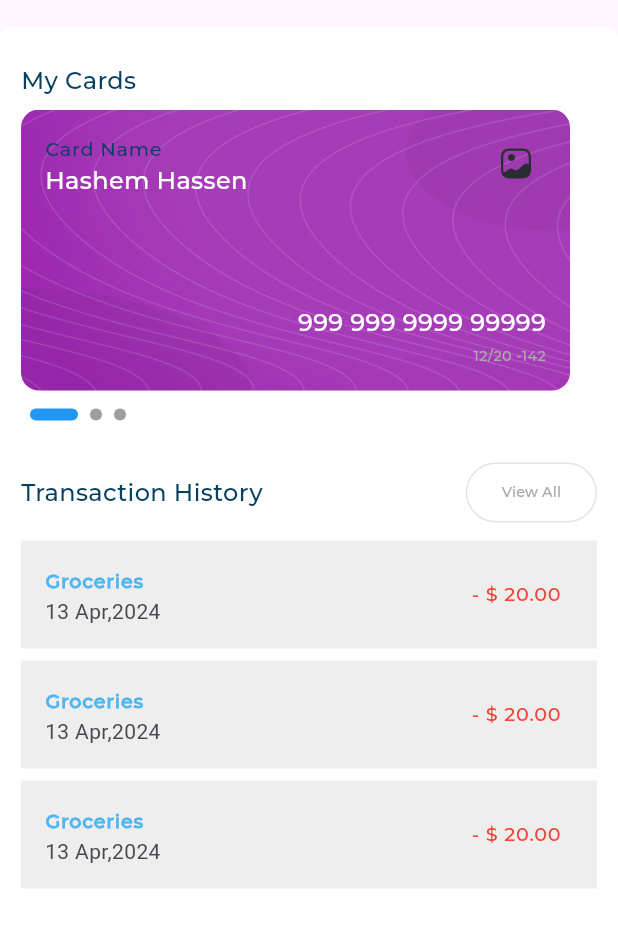
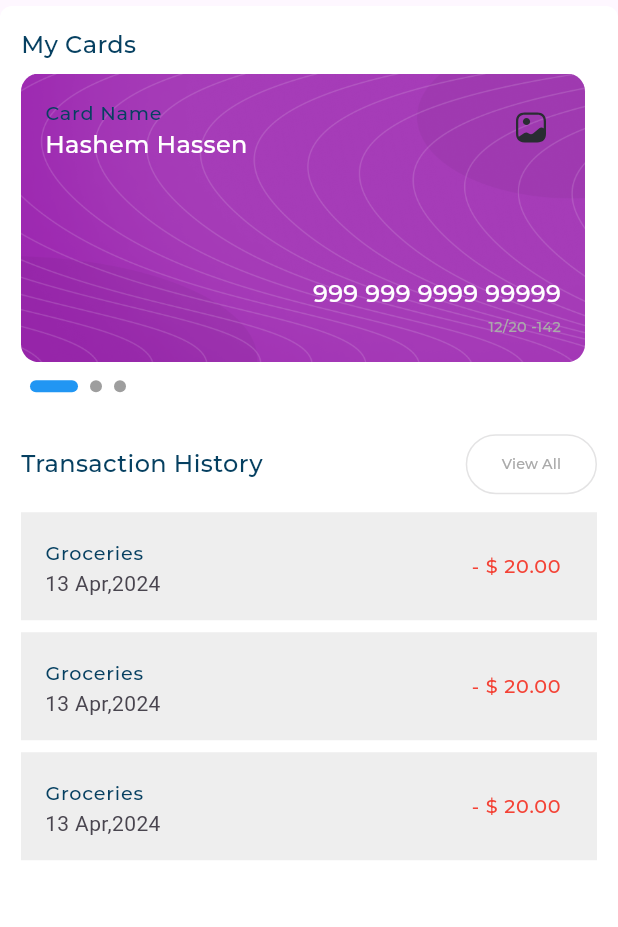
Before and after one commit to hashem2770/New-Responsive-Dashboard, a Flutter app: the MyCardsAndTransactionHistory widget shown alone on an empty page, opened directly, on a phone screen of 412 x 824 dp. Shown: the top 927 px of the screen. Run offline on Flutter 3.47's test engine with Material 3 defaults, Android fonts, the phone set to English and light mode, and no system bars; drawn by our look-alikes of expandable_page_view; our stand-ins replace flutter_svg; project files that could hold a hidden picture were left out.

Commit message:
light refactor

```diff
--- a/lib/views/my_cards_and_transaction_history.dart
+++ b/lib/views/my_cards_and_transaction_history.dart
@@ -11,7 +11,7 @@ class MyCardsAndTransactionHistory extends StatelessWidget {
   Widget build(BuildContext context) {
     return Expanded(
       child: Container(
-        margin: const EdgeInsets.only(top: 18),
+        margin: const EdgeInsets.only(top: 4),
         padding: const EdgeInsets.symmetric(horizontal: 14.0),
         decoration: BoxDecoration(
           color: Colors.white,
@@ -19,7 +19,7 @@ class MyCardsAndTransactionHistory extends StatelessWidget {
         ),
         child: const Column(
           children: [
-            SizedBox(height: 24),
+            SizedBox(height: 14),
             MyCardsSection(),
             SizedBox(height: 24),
             TransactionHistory(),
--- a/lib/views/widgets/all_expenses.dart
+++ b/lib/views/widgets/all_expenses.dart
@@ -10,7 +10,7 @@ class AllExpenses extends StatelessWidget {
   Widget build(BuildContext context) {
     return Container(
       padding: const EdgeInsets.symmetric(horizontal: 18),
-      margin: const EdgeInsets.only(top: 18),
+      margin: const EdgeInsets.only(top: 4),
       decoration: buildShapeDecoration(),
       child: const Column(
         children: [
--- a/lib/views/widgets/my_cards_page_view.dart
+++ b/lib/views/widgets/my_cards_page_view.dart
@@ -13,7 +13,7 @@ class MyCardsPageView extends StatelessWidget {
       controller:  pageController,
       scrollDirection: Axis.horizontal,
       children: List.generate(3, (index) => const Padding(
-        padding: EdgeInsets.only(right: 18.0),
+        padding: EdgeInsets.only(right: 8.0),
         child: MyCard(),
       )),
     );
--- a/lib/views/widgets/transaction_history_item.dart
+++ b/lib/views/widgets/transaction_history_item.dart
@@ -24,7 +24,7 @@ class TransactionHistoryItem extends StatelessWidget {
       child: ListTile(
         title: Text(
           title,
-          style: AppStyles.styleBold16(context),
+          style: AppStyles.styleSemiBold16(context),
         ),
         subtitle: Text(date),
         trailing: Text(
```
